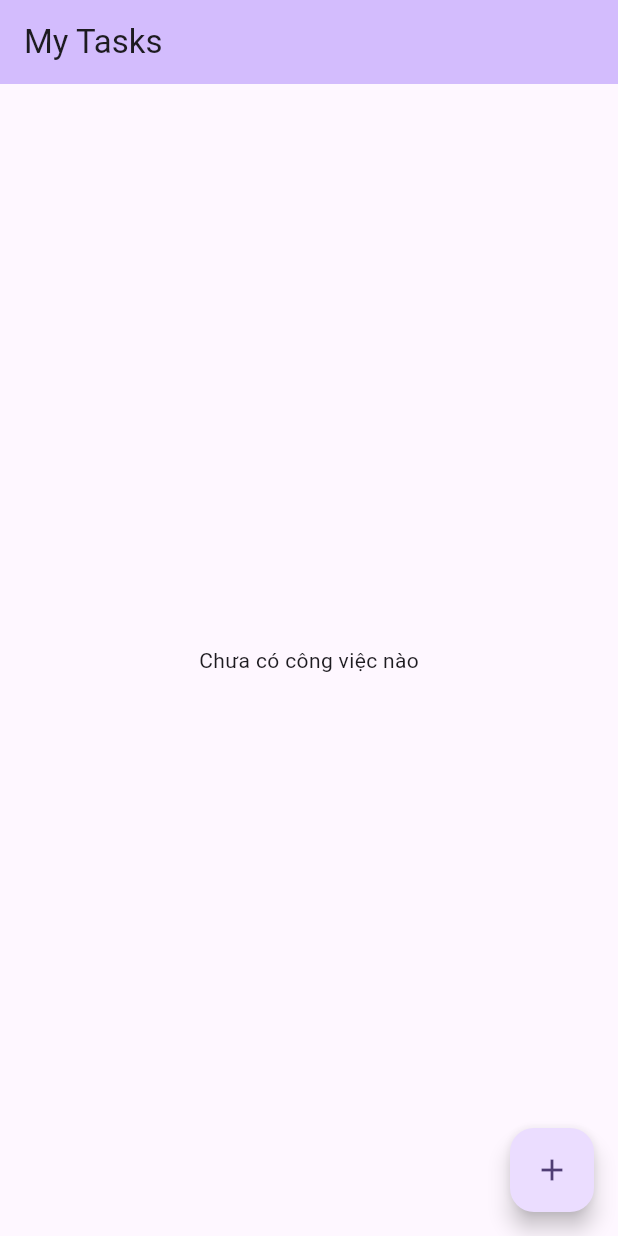
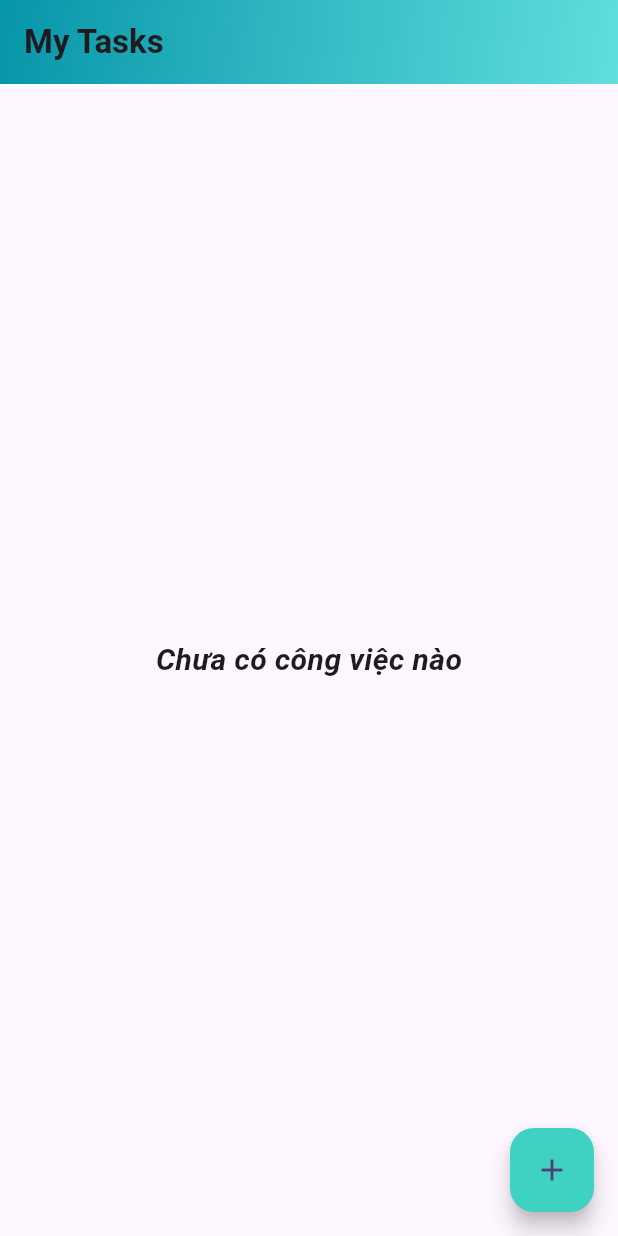
Before and after one commit to DuongHuuLuan/To_Do_List_Flutter, a Flutter app: the screen it shows after launch, on a phone screen of 412 x 824 dp. Run offline on Flutter 3.47's test engine with Material 3 defaults, Android fonts, the phone set to English and light mode, and no system bars; our stand-ins replace hive, hive_flutter; accounts and stored records are empty.

Commit message:
commit task_deltai

```diff
--- a/lib/main.dart
+++ b/lib/main.dart
@@ -4,6 +4,7 @@ import 'addTask.dart';
 import 'editTask.dart';
 import 'package:hive_flutter/hive_flutter.dart';
 import 'task.dart';
+import 'task_detail.dart';
 
 void main() async {
   WidgetsFlutterBinding.ensureInitialized();
@@ -88,14 +89,38 @@ class _TodoHomeState extends State<TodoHome> {
   Widget build(BuildContext context) {
     return Scaffold(
       appBar: AppBar(
-        backgroundColor: Theme.of(context).colorScheme.inversePrimary,
-        title: const Text('My Tasks'),
+        // backgroundColor: Theme.of(context).colorScheme.,
+        title: const Text(
+          'My Tasks',
+          style: TextStyle(fontWeight: FontWeight.bold),
+        ),
+        flexibleSpace: Container(
+          decoration: const BoxDecoration(
+            gradient: LinearGradient(
+              colors: [
+                Color.fromARGB(255, 6, 150, 169),
+                Color.fromARGB(255, 97, 222, 222),
+              ],
+              begin: Alignment.topLeft,
+              end: Alignment.bottomRight,
+            ),
+          ),
+        ),
       ),
       body: ValueListenableBuilder(
         valueListenable: taskBox.listenable(),
         builder: (context, Box<Task> box, _) {
           if (box.isEmpty) {
-            return const Center(child: Text('Chưa có công việc nào'));
+            return const Center(
+              child: Text(
+                'Chưa có công việc nào',
+                style: TextStyle(
+                  fontSize: 20,
+                  fontWeight: FontWeight.bold,
+                  fontStyle: FontStyle.italic,
+                ),
+              ),
+            );
           }
           final tasks = box.values.toList();
           return ListView.separated(
@@ -107,6 +132,7 @@ class _TodoHomeState extends State<TodoHome> {
                   return _deleteTask(index);
                 },
                 onEdit: () {
+                  // hiển thị form chỉnh sửa task gọi từ editTask.dart
                   showEditTaskForm(
                     context: context,
                     editTask: task,
@@ -116,54 +142,20 @@ class _TodoHomeState extends State<TodoHome> {
                   );
                 },
                 onToggle: () {
+                  // thay đổi trạng thái
                   return _toggleTask(index);
                 },
                 onTap: () {
-                  showDialog(
+                  // hiển thị chi tiết công việc gọi từ task_detail.dart
+                  showTaskDetailDialog(
                     context: context,
-                    builder: (_) {
-                      return AlertDialog(
-                        title: Text(task.title),
-                        content: Column(
-                          mainAxisSize: MainAxisSize.min,
-                          children: [
-                            Text(
-                              'Mô tả: ${task.description.isNotEmpty ? task.description : 'Không có'}',
-                            ),
-                            const SizedBox(height: 10),
-                            Text(
-                              'Trạng thái: ${task.isDone == true ? 'Đã xong' : 'Chưa xong'}',
-                            ),
-                          ],
-                        ),
-                        actions: [
-                          TextButton(
-                            onPressed: () {
-                              Navigator.pop(context);
-                              showEditTaskForm(
-                                context: context,
-                                editTask: task,
-                                onSave: (updatedTask) {
-                                  _updateTask(index, updatedTask);
-                                },
-                              );
-                            },
-                            child: const Text("Sửa"),
-                          ),
-                          TextButton(
-                            onPressed: () {
-                              Navigator.pop(context);
-                              _deleteTask(index);
-                            },
-                            child: const Text('Xóa'),
-                          ),
-
-                          ElevatedButton(
-                            onPressed: () => Navigator.pop(context),
-                            child: const Text('Đóng'),
-                          ),
-                        ],
-                      );
+                    task: task,
+                    index: index,
+                    onDelete: (index) {
+                      _deleteTask(index);
+                    },
+                    onUpdate: (updatedTask) {
+                      _updateTask(index, updatedTask);
                     },
                   );
                 },
@@ -181,101 +173,9 @@ class _TodoHomeState extends State<TodoHome> {
         onPressed: () {
           showAddTaskForm(context: context, onSave: _addTask);
         },
+        backgroundColor: const Color.fromARGB(255, 63, 210, 195),
         child: const Icon(Icons.add),
       ),
     );
   }
-  // noi dung
-  // @override
-  // Widget build(BuildContext context) {
-  //   return Scaffold(
-  //     appBar: AppBar(
-  //       backgroundColor: Theme.of(context).colorScheme.inversePrimary,
-  //       title: const Text('My Tasks'),
-  //     ),
-  //     body: ValueListenableBuilder(
-  //       valueListenable: taskBox.listenable(),
-  //       builder: (context, Box<Task> box,_){
-  //     ListView.separated(
-  //       itemBuilder: (context, index) {
-  //         final task = _tasks[index];
-  //         return TaskCard(
-  //           task: task,
-  //           onToggle: () {
-  //             setState(() {
-  //               task.isDone = !task.isDone;
-  //             });
-  //           },
-  //           // hiển thị chi tiết công việc khi người dùng nhấn vào gọi callback đến taskCard
-  //           onTap: () {
-  //             showDialog(
-  //               context: context,
-  //               builder: (_) {
-  //                 return AlertDialog(
-  //                   title: Text(task.title),
-  //                   content: Column(
-  //                     mainAxisSize: MainAxisSize.min,
-  //                     children: [
-  //                       Text(
-  //                         'Mô tả: ${task.description.isNotEmpty ? task.description : "Không có"}',
-  //                       ),
-  //                       const SizedBox(height: 10),
-  //                       Text(
-  //                         'Trạng thái ${task.isDone == true ? 'Đã xong' : 'Chưa xong'}',
-  //                       ),
-  //                     ],
-  //                   ),
-  //                   actions: [
-  //                     TextButton(
-  //                       onPressed: () {
-  //                         Navigator.pop(context);
-  //                         showEditTaskForm(
-  //                           context: context,
-  //                           editTask: task,
-  //                           onSave: (updatedTask) {
-  //                             _updateTask(index, updatedTask);
-  //                           },
-  //                         );
-  //                       },
-  //                       child: const Text('Sửa'),
-  //                     ),
-
-  //                     TextButton(
-  //                       onPressed: () {
-  //                         Navigator.pop(context);
-  //                         _deleteTask(index);
-  //                       },
-  //                       child: const Text(
-  //                         'Xóa',
-  //                         style: TextStyle(color: Colors.red),
-  //                       ),
-  //                     ),
-
-  //                     TextButton(
-  //                       onPressed: () => Navigator.pop(context),
-  //                       child: const Text('Đóng'),
-  //                     ),
-  //                   ],
-  //                 );
-  //               },
-  //             );
-  //           },
-  //         );
-  //       },
-  //       padding: const EdgeInsets.symmetric(vertical: 12),
-  //       separatorBuilder: (_, __) {
-  //         return const SizedBox(height: 12);
-  //       },
-  //       itemCount: _tasks.length,
-  //     ),
-  //     }
-  //     floatingActionButton: FloatingActionButton(
-  //       onPressed: () {
-  //         showAddTaskForm(context: context, onSave: _addTask);
-  //       },
-  //       child: const Icon(Icons.add),
-  //     ),
-  //     ),
-  //   );
-  // }
 }
```
Also changed, not shown: lib/task_detail.dart (added, +70 -0 lines).
